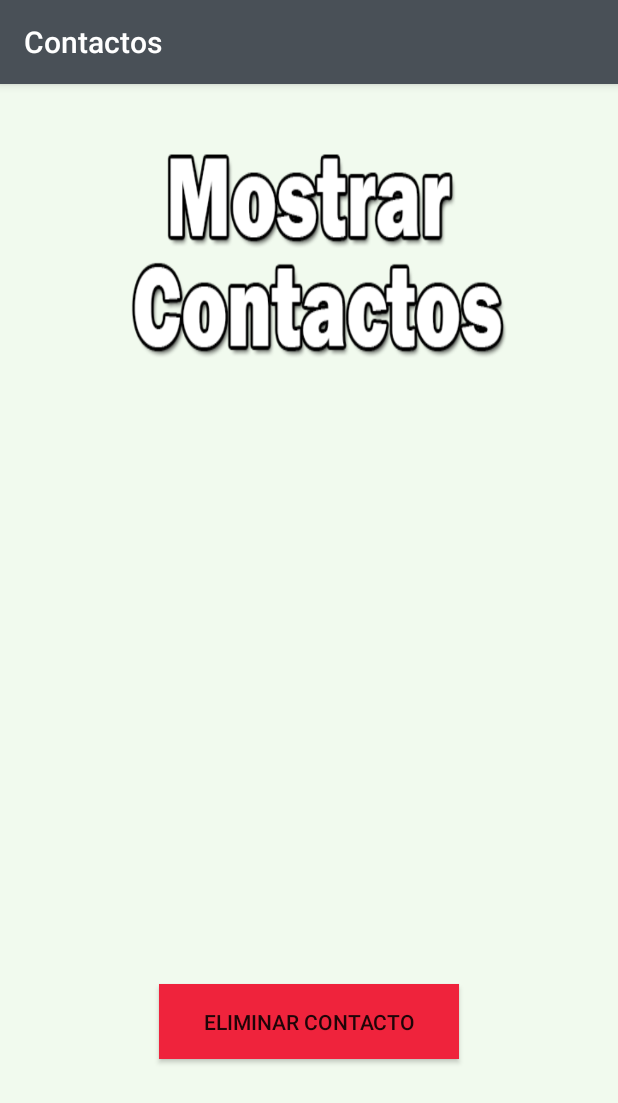
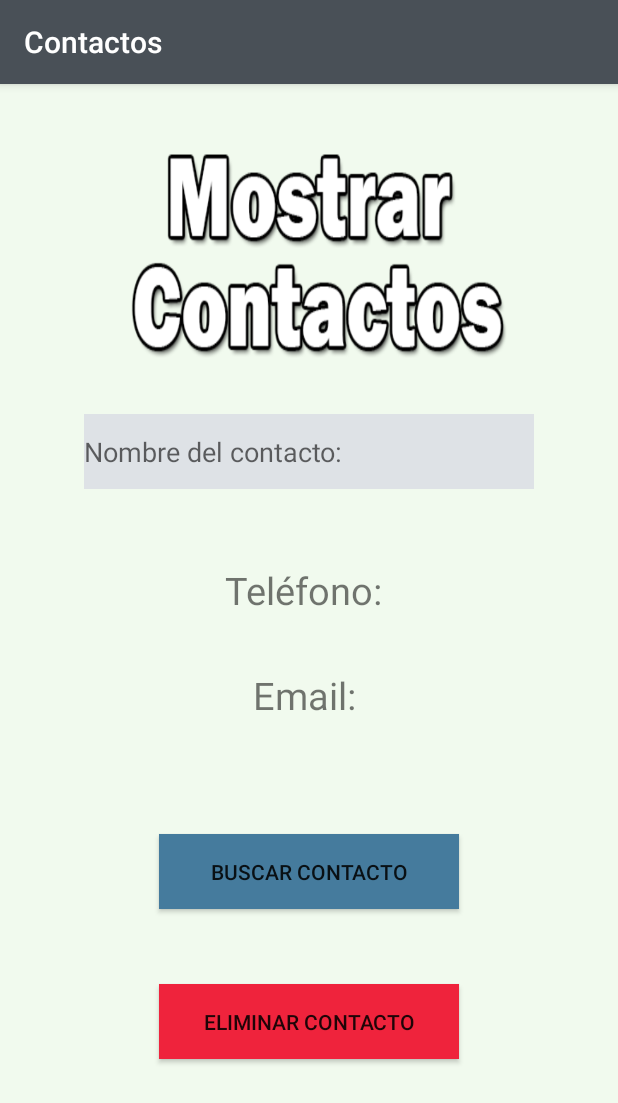
Before and after one commit to Alane-Tc/Contactos_App, an Android app: the EditContact screen opened directly, with no data from a screen before it, on a phone screen of 412 x 824 dp. Shown: the top 1103 px of the screen. Run offline under Robolectric (Android 15) with nearby library versions, the phone set to English and light mode, and no system bars.

Commit message:
add search contacts and remove contacts

```diff
--- a/app/src/main/java/com/tecmilenio/contactos/Add.kt
+++ b/app/src/main/java/com/tecmilenio/contactos/Add.kt
@@ -35,11 +35,10 @@ class Add : AppCompatActivity() {
             register_contact.put("email_contact", email_contact.text.toString());
             db.insert("contacto", null, register_contact);
             db.close();
-
             name_contact.setText("");
             telephone_contact.setText("");
             email_contact.setText("");
-            Toast.makeText(this, "Cliente registrado correctamente", Toast.LENGTH_SHORT).show()
+            Toast.makeText(this, "Contacto registrado correctamente", Toast.LENGTH_SHORT).show()
         }
     }
 
--- a/app/src/main/res/layout/activity_edit_contact.xml
+++ b/app/src/main/res/layout/activity_edit_contact.xml
@@ -7,7 +7,6 @@
     android:background="@color/Fondo"
     tools:context=".Add">
 
-
     <ImageView
         android:id="@+id/Imagen_add"
         android:layout_width="300dp"
@@ -16,6 +15,45 @@
         android:layout_centerHorizontal="true"
         android:layout_marginTop="10dp"/>
 
+    <EditText
+        android:id="@+id/nameSearch"
+        android:layout_width="300dp"
+        android:layout_height="50dp"
+        android:hint="Nombre del contacto: "
+        android:layout_marginTop="220dp"
+        android:layout_centerHorizontal="true"
+        android:background="@color/Color_users"
+        />
+
+    <TextView
+        android:id="@+id/show_results2"
+        android:layout_width="wrap_content"
+        android:layout_height="wrap_content"
+        android:text="Teléfono: "
+        android:layout_centerHorizontal="true"
+        android:textSize="25sp"
+        android:layout_marginTop="320dp"
+        />
+
+    <TextView
+        android:id="@+id/show_results4"
+        android:layout_width="wrap_content"
+        android:layout_height="wrap_content"
+        android:text="Email: "
+        android:layout_centerHorizontal="true"
+        android:textSize="25sp"
+        android:layout_marginTop="390dp"
+        />
+
+    <Button
+        android:id="@+id/Btn_Seatch"
+        android:layout_width="200dp"
+        android:layout_height="50dp"
+        android:text="Buscar Contacto"
+        android:layout_centerHorizontal="true"
+        android:layout_marginTop="500dp"
+        android:background="@color/Color_Buscar"
+        />
 
 
     <Button
--- a/app/src/main/res/values/colors.xml
+++ b/app/src/main/res/values/colors.xml
@@ -9,4 +9,5 @@
     <color name="Color_save">#2a9d8f</color>
     <color name="Color_edit">#ef233c</color>
     <color name="Color_fondo">#ffd166</color>
+    <color name="Color_Buscar">#457b9d</color>
 </resources>
```
Also changed, not shown: app/src/main/java/com/tecmilenio/contactos/EditContact.kt (+47 -0 lines).
